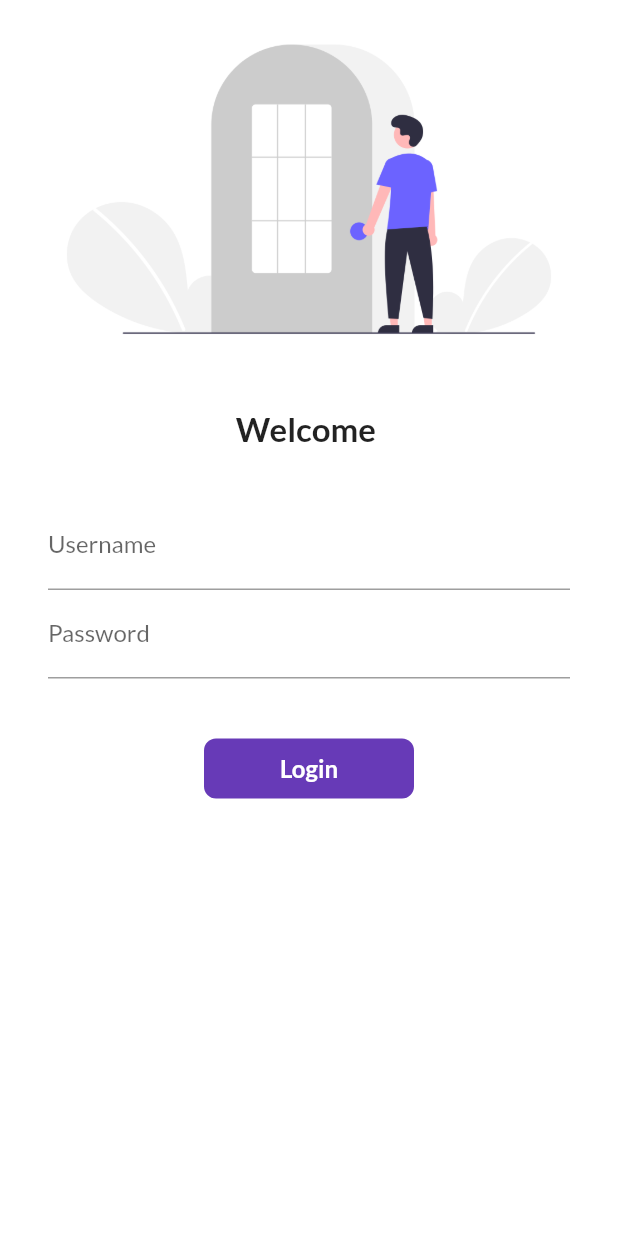
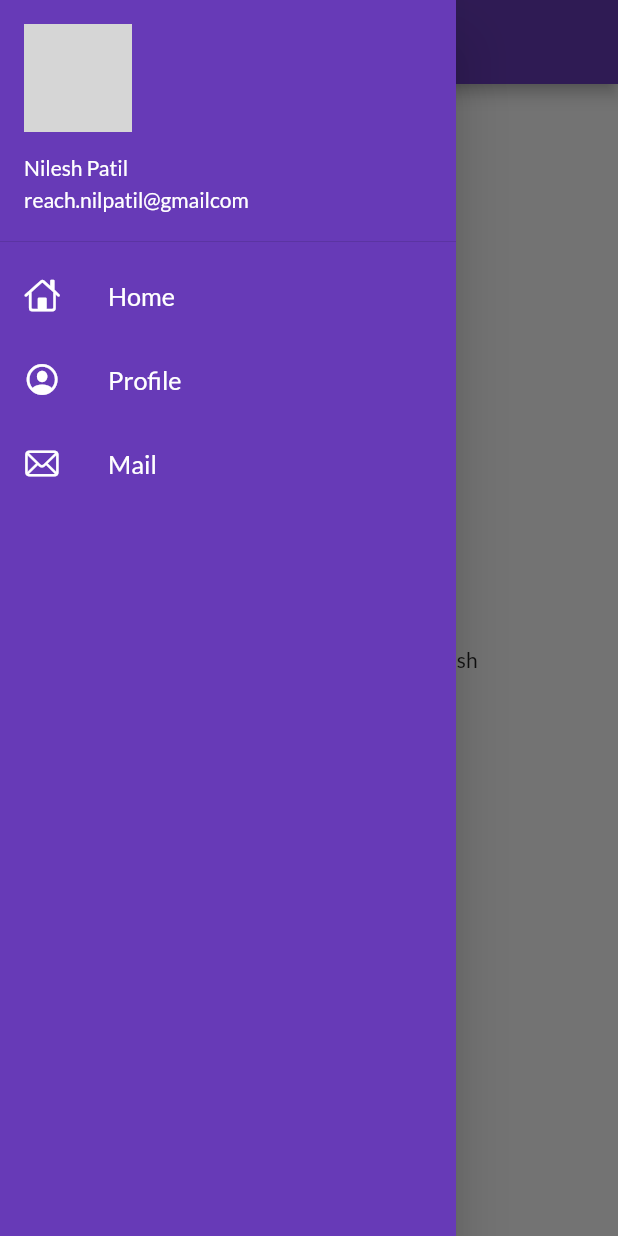
Before and after one commit to devNilu/FlutterP, a Flutter app: the screen it shows after launch, with the side drawer open (before the commit the screen has no drawer), on a phone screen of 412 x 824 dp. Run offline on Flutter 3.47's test engine with Material 2 defaults, Android fonts, the phone set to English and light mode, and no system bars; our stand-ins replace google_fonts; network calls fail; grey boxes are pictures that could not be loaded.

Commit message:
Day9 completed

```diff
--- a/lib/main.dart
+++ b/lib/main.dart
@@ -23,7 +23,7 @@ class Myapp extends StatelessWidget {
       darkTheme: ThemeData(
         brightness: Brightness.dark,
       ),
-      initialRoute: "/",
+      initialRoute: MyRoutes.homeRoute,
       routes: {
         "/":(context)=>LoginPage(),
         MyRoutes.homeRoute:(context)=>HomePage(),
--- a/lib/pages/home_page.dart
+++ b/lib/pages/home_page.dart
@@ -1,4 +1,6 @@
 import 'package:flutter/material.dart';
+
+import '../widgets/drawer.dart';
 
 class HomePage extends StatelessWidget {
   const HomePage({Key? key}) : super(key: key);
@@ -18,7 +20,7 @@ class HomePage extends StatelessWidget {
           child: Text("Welcome to $days days flutter by $name"),
         ),
       ),
-      drawer: Drawer(),
+      drawer: MyDrawer(),
     );
   }
 }
--- /dev/null
+++ b/lib/widgets/drawer.dart
@@ -0,0 +1,70 @@
+import 'package:flutter/cupertino.dart';
+import 'package:flutter/material.dart';
+
+class MyDrawer extends StatelessWidget {
+  const MyDrawer({Key? key}) : super(key: key);
+
+  @override
+  Widget build(BuildContext context) {
+
+    final imageUrl =
+        "2wCEAAoHCBYVFRgWFhYZGRgaHCMfGhwcHBweHB8eHx4hHB8eGh4dIS4lHR4rHx4fJjgmKy8xNTY1HCQ7QDs0Py40NTEBDAwMEA8QHhISHjQhJCE0NDQ0NDQ0MTQ0MTQ0NDQ0NDQ0NDQ0NDQ0NDQ0NDQ0NDQ0NDQ0NDQxPzQ0NDE0MT8";
+    return Drawer(
+      child: Container(
+        color: Colors.deepPurple,
+        child: ListView(
+          padding: EdgeInsets.zero,
+          children: [
+            DrawerHeader(
+              padding: EdgeInsets.zero,
+                child: UserAccountsDrawerHeader(
+                  margin: EdgeInsets.zero,
+                    accountName: Text("Nilesh Patil"),
+                    accountEmail: Text("reach.nilpatil@gmailcom"),
+                  currentAccountPicture: CircleAvatar(
+                    backgroundImage: NetworkImage(imageUrl),
+                  ),
+                ),
+            ),
+            ListTile(
+              leading: Icon(
+                  CupertinoIcons.home,
+                color: Colors.white,
+              ),
+              title: Text("Home",
+              textScaleFactor: 1.2,
+              style: TextStyle(
+                color: Colors.white,
+              ),
+              ),
+            ),
+            ListTile(
+              leading: Icon(
+                CupertinoIcons.profile_circled,
+                color: Colors.white,
+              ),
+              title: Text("Profile",
+                textScaleFactor: 1.2,
+                style: TextStyle(
+                  color: Colors.white,
+                ),
+              ),
+            ),
+            ListTile(
+              leading: Icon(
+                CupertinoIcons.mail,
+                color: Colors.white,
+              ),
+              title: Text("Mail",
+                textScaleFactor: 1.2,
+                style: TextStyle(
+                  color: Colors.white,
+                ),
+              ),
+            ),
+          ],
+        ),
+      ),
+    );
+  }
+}
```
